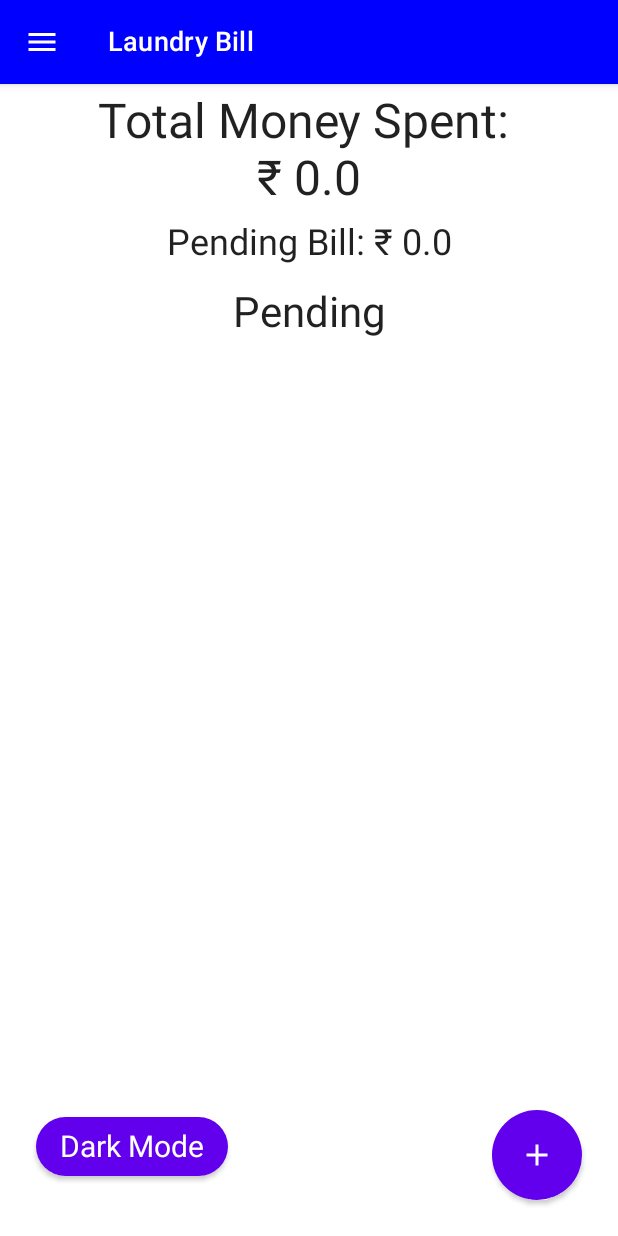
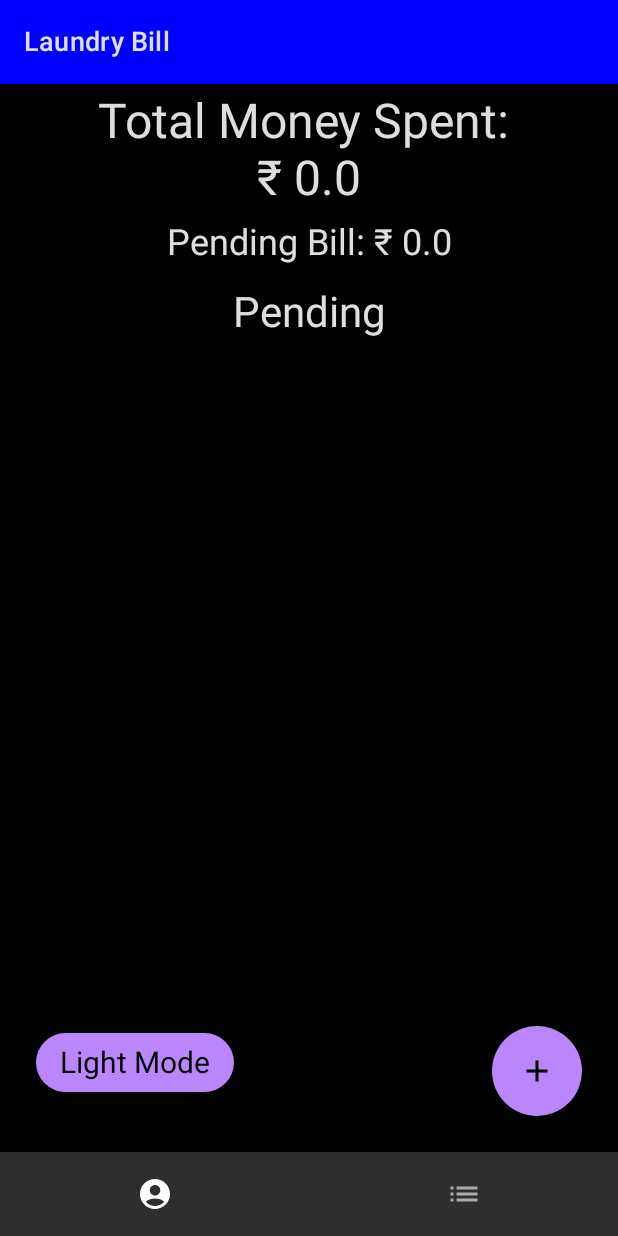
Before and after one commit to Code-R57/LaundryBill, an Android app built with Jetpack Compose: the screen it shows after launch (MainActivity), after a tap on "Dark Mode", on a phone screen of 412 x 824 dp. Run offline under Robolectric (Android 15) with nearby library versions, the light colour scheme and no system bars; our stand-ins replace Room's generated code, livedata-compose; 1 other tap on this screen came first.

Commit message:
Added Bottom Navigation Bar

```diff
--- a/app/src/main/java/com/example/laundrybill/MainActivity.kt
+++ b/app/src/main/java/com/example/laundrybill/MainActivity.kt
@@ -3,28 +3,27 @@ package com.example.laundrybill
 import android.content.pm.ActivityInfo
 import android.content.res.Configuration
 import android.os.Bundle
+import android.util.Log
 import androidx.activity.ComponentActivity
 import androidx.activity.compose.setContent
 import androidx.activity.viewModels
-import androidx.compose.foundation.background
-import androidx.compose.foundation.clickable
-import androidx.compose.foundation.layout.*
+import androidx.compose.foundation.isSystemInDarkTheme
+import androidx.compose.foundation.layout.PaddingValues
+import androidx.compose.foundation.layout.padding
 import androidx.compose.material.*
 import androidx.compose.material.icons.Icons
-import androidx.compose.material.icons.filled.Menu
+import androidx.compose.material.icons.filled.AccountCircle
+import androidx.compose.material.icons.filled.List
 import androidx.compose.runtime.Composable
 import androidx.compose.runtime.getValue
+import androidx.compose.runtime.livedata.observeAsState
 import androidx.compose.runtime.rememberCoroutineScope
-import androidx.compose.ui.Alignment
 import androidx.compose.ui.Modifier
 import androidx.compose.ui.graphics.Color
-import androidx.compose.ui.res.colorResource
 import androidx.compose.ui.res.stringResource
-import androidx.compose.ui.text.font.FontWeight
-import androidx.compose.ui.text.style.TextAlign
-import androidx.compose.ui.unit.dp
 import androidx.compose.ui.unit.sp
-import androidx.navigation.NavController
+import androidx.navigation.NavDestination.Companion.hierarchy
+import androidx.navigation.NavGraph.Companion.findStartDestination
 import androidx.navigation.NavHostController
 import androidx.navigation.NavType
 import androidx.navigation.compose.NavHost
@@ -43,8 +42,7 @@ import com.example.laundrybill.myprofile.MyProfileScreen
 import com.example.laundrybill.myprofile.MyProfileViewModel
 import com.example.laundrybill.myprofile.MyProfileViewModelFactory
 import com.example.laundrybill.ui.theme.LaundryBillTheme
-import kotlinx.coroutines.CoroutineScope
-import kotlinx.coroutines.launch
+import androidx.compose.runtime.livedata.observeAsState
 
 class MainActivity : ComponentActivity() {
     override fun onCreate(savedInstanceState: Bundle?) {
@@ -78,7 +76,10 @@ class MainActivity : ComponentActivity() {
         }
 
         setContent {
-            LaundryBillTheme {
+
+            val isDarkMode: Boolean? by myProfileViewModel.isDarkMode.observeAsState()
+            Log.i("myInfo", isDarkMode.toString())
+            LaundryBillTheme(isDarkMode!!) {
                 MainScreen(myProfileViewModel, addLaundryViewModel, laundryHistoryViewModel)
             }
         }
@@ -86,118 +87,67 @@ class MainActivity : ComponentActivity() {
 }
 
 @Composable
-fun MainScreen(myProfileViewModel: MyProfileViewModel, addLaundryViewModel: AddLaundryViewModel, laundryHistoryViewModel: LaundryHistoryViewModel) {
+fun MainScreen(
+    myProfileViewModel: MyProfileViewModel,
+    addLaundryViewModel: AddLaundryViewModel,
+    laundryHistoryViewModel: LaundryHistoryViewModel
+) {
     val scaffoldState = rememberScaffoldState(rememberDrawerState(DrawerValue.Closed))
     val scope = rememberCoroutineScope()
     val navController = rememberNavController()
 
+    val items = listOf(
+        NavigationItem.MyProfile,
+        NavigationItem.LaundryHistory
+    )
+
     Scaffold(
         scaffoldState = scaffoldState,
-        topBar = { TopBar(scope = scope, scaffoldState = scaffoldState) },
-        drawerBackgroundColor = Color.Blue,
-        drawerContent = {
-            Drawer(scope = scope, scaffoldState = scaffoldState, navController = navController)
-        },
+        topBar = { TopBar() },
+        bottomBar = {
+            BottomNavigation {
+                val navBackStackEntry by navController.currentBackStackEntryAsState()
+                val currentDestination = navBackStackEntry?.destination
+
+                items.forEach { navigationItem ->
+                    BottomNavigationItem(
+                        selected = currentDestination?.hierarchy?.any { it.route == navigationItem.route } == true,
+                        icon = {
+                            if (navigationItem == NavigationItem.MyProfile) Icon(
+                                Icons.Filled.AccountCircle,
+                                contentDescription = "My Profile",
+                            ) else Icon(Icons.Filled.List, contentDescription = "Laundry History")
+                        },
+                        onClick = {
+                            navController.navigate(navigationItem.route) {
+                                popUpTo(navController.graph.findStartDestination().id) {
+                                    saveState = true
+                                }
+                                launchSingleTop = true
+                                restoreState = true
+                            }
+                        })
+                }
+            }
+        }
     ) {
-        Navigation(navController, myProfileViewModel, addLaundryViewModel, laundryHistoryViewModel)
+        Navigation(
+            navController,
+            myProfileViewModel,
+            addLaundryViewModel,
+            laundryHistoryViewModel,
+            it
+        )
     }
 }
 
 @Composable
-fun TopBar(scope: CoroutineScope, scaffoldState: ScaffoldState) {
+fun TopBar() {
     TopAppBar(
         title = { Text(text = stringResource(R.string.app_name), fontSize = 18.sp) },
-        navigationIcon = {
-            IconButton(onClick = {
-                scope.launch {
-                    scaffoldState.drawerState.open()
-                }
-            }) {
-                Icon(Icons.Filled.Menu, "Navigation Menu")
-            }
-        },
         backgroundColor = Color.Blue,
         contentColor = Color.White
     )
-}
-
-@Composable
-fun Drawer(scope: CoroutineScope, scaffoldState: ScaffoldState, navController: NavController) {
-    val items = listOf(
-        NavigationItem.MyProfile,
-        NavigationItem.LaundryHistory
-    )
-    Column(
-        modifier = Modifier
-            .background(Color.White)
-    ) {
-        Column(
-            modifier = Modifier
-                .fillMaxWidth()
-                .fillMaxHeight(0.2f)
-                .background(colorResource(id = R.color.purple_500)),
-            verticalArrangement = Arrangement.Center
-        ) {
-            Text(
-                text = "Menu",
-                color = Color.White,
-                textAlign = TextAlign.Center,
-                fontSize = 28.sp,
-                fontWeight = FontWeight.Bold,
-                modifier = Modifier
-                    .padding(12.dp)
-                    .align(Alignment.CenterHorizontally)
-            )
-        }
-        Spacer(
-            modifier = Modifier
-                .fillMaxWidth()
-                .height(5.dp)
-        )
-
-        val navBackStackEntry by navController.currentBackStackEntryAsState()
-        val currentRoute = navBackStackEntry?.destination?.route
-        items.forEach { item ->
-            DrawerItem(item = item, selected = currentRoute == item.route, onItemClick = {
-                navController.navigate(item.route) {
-                    navController.graph.startDestinationRoute?.let { route ->
-                        popUpTo(route) {
-                            saveState = true
-                        }
-                    }
-                    // Avoid multiple copies of the same destination when
-                    // reselecting the same item
-                    launchSingleTop = true
-                    // Restore state when reselecting a previously selected item
-                    restoreState = true
-                }
-            })
-            scope.launch {
-                scaffoldState.drawerState.close()
-            }
-        }
-        Spacer(modifier = Modifier.weight(1f))
-    }
-}
-
-@Composable
-fun DrawerItem(item: NavigationItem, selected: Boolean, onItemClick: (NavigationItem) -> Unit) {
-    val background = if (selected) R.color.black else android.R.color.transparent
-    Row(
-        verticalAlignment = Alignment.CenterVertically,
-        modifier = Modifier
-            .fillMaxWidth()
-            .clickable(onClick = { onItemClick(item) })
-            .height(45.dp)
-            .background(colorResource(id = background))
-            .padding(start = 10.dp)
-    ) {
-        Spacer(modifier = Modifier.width(7.dp))
-        Text(
-            text = item.title,
-            fontSize = 18.sp
-        )
-    }
 }
 
 @Composable
@@ -205,9 +155,14 @@ fun Navigation(
     navController: NavHostController,
     myProfileViewModel: MyProfileViewModel,
     addLaundryViewModel: AddLaundryViewModel,
-    historyViewModel: LaundryHistoryViewModel
+    historyViewModel: LaundryHistoryViewModel,
+    innerPadding: PaddingValues
 ) {
-    NavHost(navController, startDestination = NavigationItem.MyProfile.route) {
+    NavHost(
+        navController,
+        startDestination = NavigationItem.MyProfile.route,
+        Modifier.padding(innerPadding)
+    ) {
         composable(NavigationItem.MyProfile.route) {
             MyProfileScreen(navController, myProfileViewModel)
         }
--- a/app/src/main/java/com/example/laundrybill/myprofile/MyProfileScreen.kt
+++ b/app/src/main/java/com/example/laundrybill/myprofile/MyProfileScreen.kt
@@ -40,6 +40,7 @@ fun MyProfileScreen(navController: NavHostController, viewModel: MyProfileViewMo
     val pendingLaundry: List<Laundry> by viewModel.pendingLaundryList.observeAsState(listOf())
     val pendingBillAmount: Double by viewModel.pendingAmount.observeAsState(0.00)
     val moneySpent: Double by viewModel.totalAmount.observeAsState(0.00)
+    val viewMode: Boolean? by viewModel.isDarkMode.observeAsState()
 
     Column {
         Text(
@@ -87,16 +88,12 @@ fun MyProfileScreen(navController: NavHostController, viewModel: MyProfileViewMo
             val isDarkMode = isSystemInDarkTheme()
             Button(
                 onClick = {
-                    if (isDarkMode) {
-                        //AppCompatDelegate.setDefaultNightMode(AppCompatDelegate.MODE_NIGHT_NO)
-                    } else {
-                        //AppCompatDelegate.setDefaultNightMode(AppCompatDelegate.MODE_NIGHT_YES)
-                    }
+                    viewModel.switchMode()
                 },
                 shape = CircleShape, modifier = Modifier
                     .padding(24.dp)
             ) {
-                if (isSystemInDarkTheme()) {
+                if (viewMode == true) {
                     Text("Light Mode", style = TextStyle(fontSize = 20.sp))
                 } else {
                     Text("Dark Mode", style = TextStyle(fontSize = 20.sp))
--- a/app/src/main/java/com/example/laundrybill/myprofile/MyProfileViewModel.kt
+++ b/app/src/main/java/com/example/laundrybill/myprofile/MyProfileViewModel.kt
@@ -30,6 +30,10 @@ class MyProfileViewModel(val database: LaundryDao, application: Application) : V
     val totalAmount: LiveData<Double>
         get() = _totalAmount
 
+    private var _isDarkMode = MutableLiveData<Boolean>()
+    val isDarkMode: LiveData<Boolean>
+        get() = _isDarkMode
+
     var collectedLaundryList : List<Laundry>? = listOf()
 
     private val coroutineScope = CoroutineScope(viewModelJob + Dispatchers.Main)
@@ -48,9 +52,7 @@ class MyProfileViewModel(val database: LaundryDao, application: Application) : V
 
     private suspend fun getPendingList(): List<Laundry>? {
         return withContext(Dispatchers.IO) {
-            var laundryList: List<Laundry>?
-            laundryList = database.getPendingLaundryItem()
-            return@withContext laundryList
+            return@withContext database.getPendingLaundryItem()
         }
     }
 
@@ -71,6 +73,14 @@ class MyProfileViewModel(val database: LaundryDao, application: Application) : V
             laundry.status = "Collected"
             update(laundry)
         }
+    }
+
+    init {
+        _isDarkMode.value = true
+    }
+
+    fun switchMode() {
+        _isDarkMode.value = _isDarkMode.value != true
     }
 
     fun initialize() {
--- a/app/src/main/java/com/example/laundrybill/ui/theme/Theme.kt
+++ b/app/src/main/java/com/example/laundrybill/ui/theme/Theme.kt
@@ -5,17 +5,20 @@ import androidx.compose.material.MaterialTheme
 import androidx.compose.material.darkColors
 import androidx.compose.material.lightColors
 import androidx.compose.runtime.Composable
+import androidx.compose.ui.graphics.Color
 
 private val DarkColorPalette = darkColors(
     primary = Purple200,
     primaryVariant = Purple700,
-    secondary = Teal200
+    secondary = Teal200,
+    background = Color.Black
 )
 
 private val LightColorPalette = lightColors(
     primary = Purple500,
     primaryVariant = Purple700,
-    secondary = Teal200
+    secondary = Teal200,
+    background = Color.White
 
     /* Other default colors to override
     background = Color.White,
```
